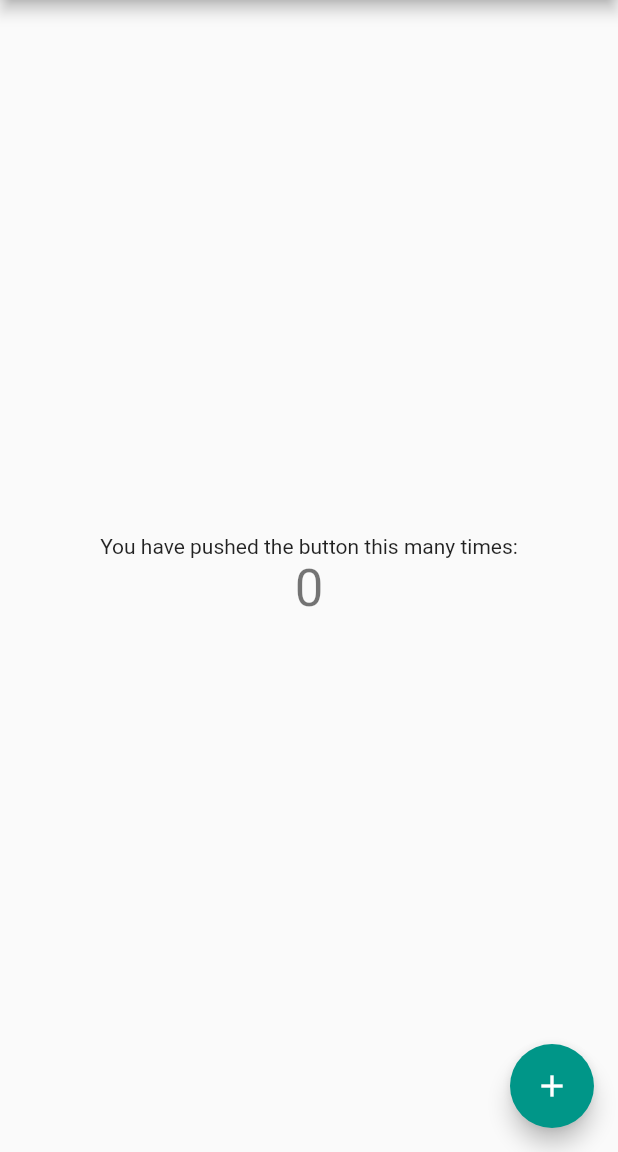
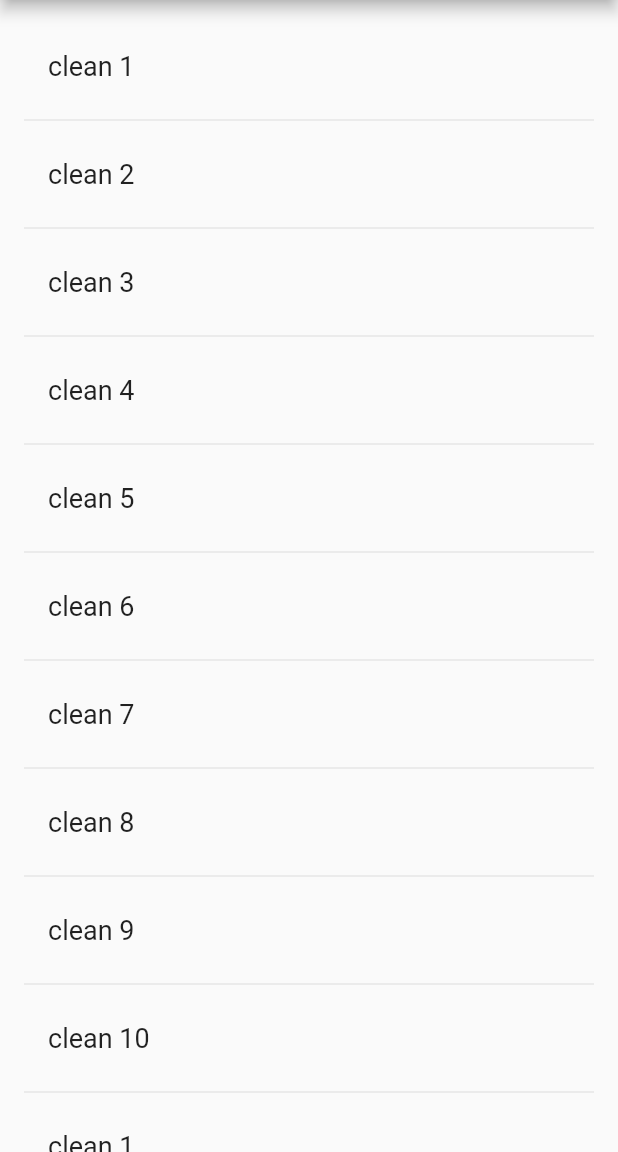
Before and after one commit to adamstegman/chores, a Flutter app: the screen it shows after launch, on a phone screen of 412 x 824 dp, the part 84-1236 px from its top. Run offline on Flutter 3.47's test engine with Material 2 defaults, Android fonts, the light colour scheme and no system bars.

Commit message:
list of fake chores

```diff
--- /dev/null
+++ b/lib/chore.dart
@@ -0,0 +1,5 @@
+class Chore {
+  String name;
+
+  Chore(this.name);
+}
--- a/lib/main.dart
+++ b/lib/main.dart
@@ -1,4 +1,6 @@
 import 'package:flutter/material.dart';
+
+import 'chore.dart';
 
 void main() => runApp(MyApp());
 
@@ -36,19 +38,6 @@ class MyHomePage extends StatefulWidget {
 }
 
 class _MyHomePageState extends State<MyHomePage> {
-  int _counter = 0;
-
-  void _incrementCounter() {
-    setState(() {
-      // This call to setState tells the Flutter framework that something has
-      // changed in this State, which causes it to rerun the build method below
-      // so that the display can reflect the updated values. If we changed
-      // _counter without calling setState(), then the build method would not be
-      // called again, and so nothing would appear to happen.
-      _counter++;
-    });
-  }
-
   @override
   Widget build(BuildContext context) {
     // This method is rerun every time setState is called, for instance as done
@@ -64,40 +53,60 @@ class _MyHomePageState extends State<MyHomePage> {
         title: Text(widget.title),
       ),
       body: Center(
-        // Center is a layout widget. It takes a single child and positions it
-        // in the middle of the parent.
-        child: Column(
-          // Column is also a layout widget. It takes a list of children and
-          // arranges them vertically. By default, it sizes itself to fit its
-          // children horizontally, and tries to be as tall as its parent.
-          //
-          // Invoke "debug painting" (press "p" in the console, choose the
-          // "Toggle Debug Paint" action from the Flutter Inspector in Android
-          // Studio, or the "Toggle Debug Paint" command in Visual Studio Code)
-          // to see the wireframe for each widget.
-          //
-          // Column has various properties to control how it sizes itself and
-          // how it positions its children. Here we use mainAxisAlignment to
-          // center the children vertically; the main axis here is the vertical
-          // axis because Columns are vertical (the cross axis would be
-          // horizontal).
-          mainAxisAlignment: MainAxisAlignment.center,
-          children: <Widget>[
-            Text(
-              'You have pushed the button this many times:',
-            ),
-            Text(
-              '$_counter',
-              style: Theme.of(context).textTheme.headline4,
-            ),
-          ],
-        ),
+        child: Chores(),
       ),
-      floatingActionButton: FloatingActionButton(
-        onPressed: _incrementCounter,
-        tooltip: 'Increment',
-        child: Icon(Icons.add),
-      ), // This trailing comma makes auto-formatting nicer for build methods.
+
+      // TODO: new Chore component
+      // floatingActionButton: FloatingActionButton(
+      //   onPressed: _incrementCounter,
+      //   tooltip: 'Increment',
+      //   child: Icon(Icons.add),
+      // ), // This trailing comma makes auto-formatting nicer for build methods.
     );
   }
 }
+
+class Chores extends StatefulWidget {
+  @override
+  _ChoresState createState() => _ChoresState();
+}
+
+class _ChoresState extends State<Chores> {
+  final _chores = <Chore>[];
+  final _biggerFont = const TextStyle(fontSize: 18.0);
+
+  @override
+  Widget build(BuildContext context) {
+    return _buildChores();
+  }
+
+  Widget _buildChores() {
+    return ListView.builder(
+      padding: const EdgeInsets.all(16.0),
+      itemBuilder: (context, i) {
+        if (i.isOdd) return const Divider();
+
+        final index = i ~/ 2;
+        if (index >= _chores.length) {
+          _chores.addAll(generateChores().take(10));
+        }
+        return _buildRow(_chores[index]);
+      },
+    );
+  }
+
+  Widget _buildRow(Chore chore) {
+    return ListTile(title: Text(chore.name, style: _biggerFont));
+  }
+
+  // TODO: actual storage
+  Iterable<Chore> generateChores() sync* {
+    var index = 0;
+
+    // We're in a sync* function, so `while (true)` is okay.
+    while (true) {
+      index++;
+      yield Chore('clean $index');
+    }
+  }
+}
```
